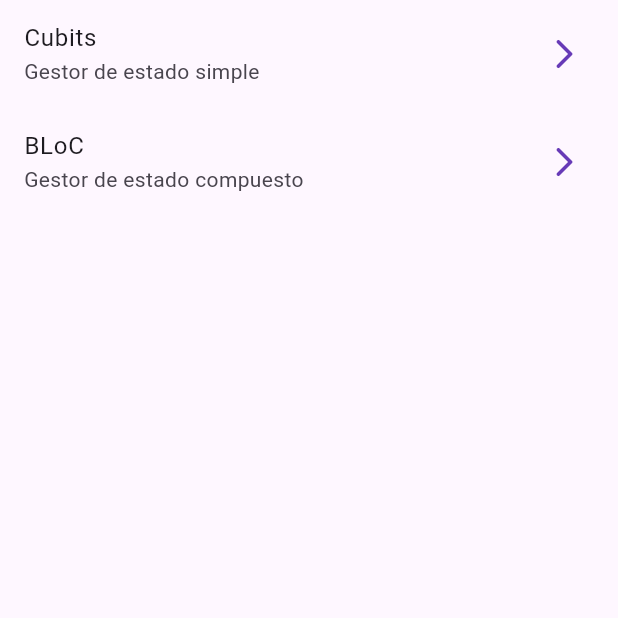
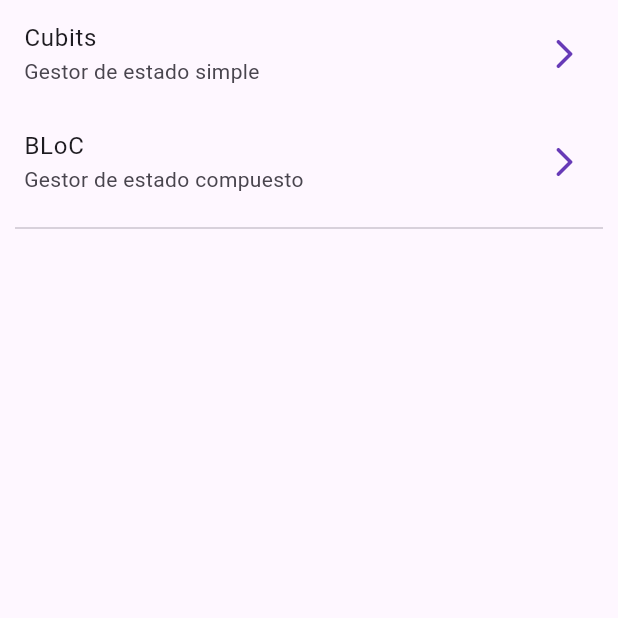
Before and after one commit to JuanPDN/flutter_course, a Flutter app: the screen it shows after launch, on a phone screen of 412 x 824 dp, the top half of it. Run offline on Flutter 3.47's test engine with Material 3 defaults, Android fonts, the phone set to English and light mode, and no system bars; our stand-ins replace animate_do, card_swiper, dio, equatable, flutter_bloc, flutter_dotenv and 4 more; accounts and stored records are empty; generated files the repository leaves out were written again.

Commit message:
Providers BLoC and cubits

```diff
--- a/forms_app/lib/presentation/blocs/counter_bloc/counter_bloc.dart
+++ b/forms_app/lib/presentation/blocs/counter_bloc/counter_bloc.dart
@@ -20,4 +20,8 @@ class CounterBloc extends Bloc<CounterEvent, CounterState> {
         counter: 0,
     ));
   }
+void increasedBy([int value = 1]){
+  add(CounterIncreased(value));
 }
+
+}
--- a/forms_app/lib/presentation/screens/bloc_counter_screen.dart
+++ b/forms_app/lib/presentation/screens/bloc_counter_screen.dart
@@ -20,7 +20,8 @@ class BlocCounterView extends StatelessWidget {
   });
 
   void increasedCounterBy(BuildContext context, [int value = 1]) {
-    context.read<CounterBloc>().add(CounterIncreased(value));
+    //context.read<CounterBloc>().add(CounterIncreased(value));
+    context.read<CounterBloc>().increasedBy(value);
   }
 
   void counterReset(BuildContext context) {
--- a/forms_app/lib/presentation/screens/home_screen.dart
+++ b/forms_app/lib/presentation/screens/home_screen.dart
@@ -24,6 +24,10 @@ class HomeScreen extends StatelessWidget {
             onTap: () {
               context.push('/counter-bloc');
             },
+          ),
+          const Padding(
+            padding: EdgeInsets.symmetric(horizontal: 10),
+            child: Divider(),
           )
         ],
       ),
```
